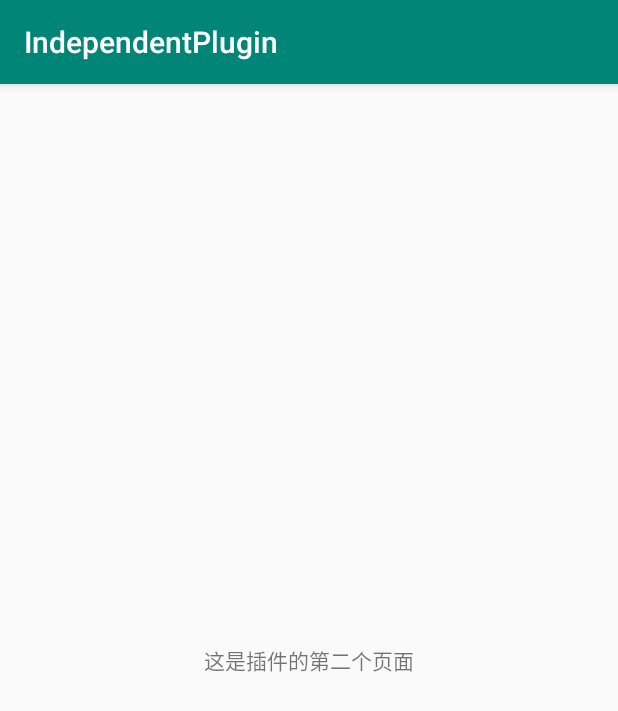
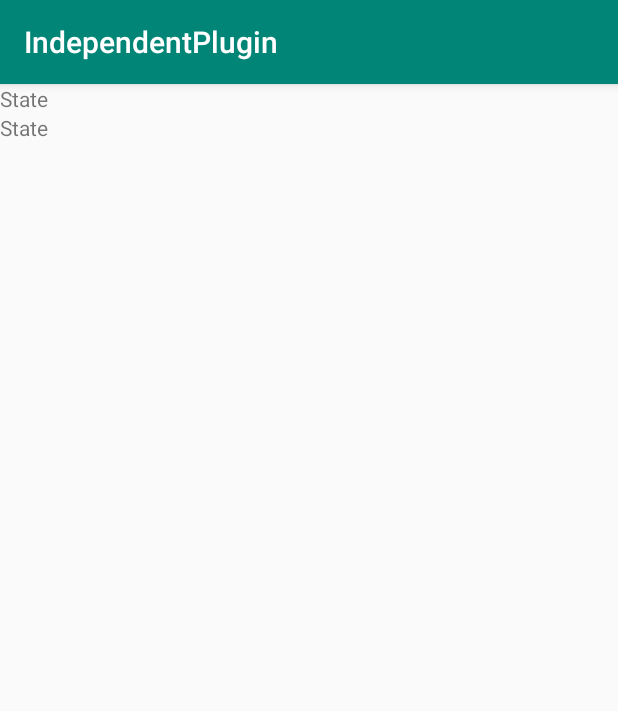
Before and after one commit to IaMJamesHuang/BePlugin, an Android app: the Plugin2Activity screen opened directly, with no data from a screen before it, on a phone screen of 412 x 824 dp. Shown: the top 711 px of the screen. Run offline under Robolectric (Android 15) with nearby library versions, the phone set to English and light mode, and no system bars.

```diff
--- a/beplugincore/src/main/java/com/kt/james/beplugincore/PluginContextTheme.java
+++ b/beplugincore/src/main/java/com/kt/james/beplugincore/PluginContextTheme.java
@@ -113,9 +113,15 @@ public class PluginContextTheme extends PluginBaseContextWrapper {
         return BePluginGlobal.getHostApplication().getPackageName();
     }
 
+    //这里如果返回插件本身的application，在进行某些跨进程调用的时候
+    //会使用这里获取的Application实例获取包名
+    //通过Parcel传递数据会使用包名验证，如果不是和当前进程同一个包名会打印出 java.lang.SecurityException
+    //但是Parcel并不会抛出异常，只是会打印出堆栈信息
+    //见Parcel.readException
     @Override
     public Context getApplicationContext() {
-        return mPluginApplication;
+//        return mPluginApplication;
+        return BePluginGlobal.getHostApplication().getApplicationContext();
     }
 
     @Override
--- a/beplugincore/src/main/java/com/kt/james/beplugincore/wrapper/PluginInstrumentationWrapper.java
+++ b/beplugincore/src/main/java/com/kt/james/beplugincore/wrapper/PluginInstrumentationWrapper.java
@@ -19,6 +19,7 @@ import com.kt.james.beplugincore.PluginLoader;
 import com.kt.james.beplugincore.android.HackInstrumentation;
 import com.kt.james.beplugincore.content.PluginInfo;
 import com.kt.james.beplugincore.manager.PluginManagerProviderClient;
+import com.kt.james.beplugincore.util.LogUtil;
 import com.kt.james.beplugincore.util.ProcessUtil;
 
 import java.util.Iterator;
--- a/independentplugin/src/main/java/com/kt/james/independentplugin/Plugin2Activity.java
+++ b/independentplugin/src/main/java/com/kt/james/independentplugin/Plugin2Activity.java
@@ -3,6 +3,8 @@ package com.kt.james.independentplugin;
 import android.os.Bundle;
 import android.support.annotation.Nullable;
 import android.support.v7.app.AppCompatActivity;
+import android.widget.LinearLayout;
+import android.widget.TextView;
 
 /**
  * author: James
@@ -15,5 +17,12 @@ public class Plugin2Activity extends AppCompatActivity {
     protected void onCreate(@Nullable Bundle savedInstanceState) {
         super.onCreate(savedInstanceState);
         setContentView(R.layout.activity_plugin2);
+        TextView tv = findViewById(R.id.tv_text);
+        String thing = getClassLoader().getClass().getSimpleName();
+        tv.setText(thing);
+        TextView textView = new TextView(this);
+        textView.setText(thing);
+        LinearLayout layout = findViewById(R.id.ll_container);
+        layout.addView(textView);
     }
 }
--- a/independentplugin/src/main/res/layout/activity_plugin2.xml
+++ b/independentplugin/src/main/res/layout/activity_plugin2.xml
@@ -1,12 +1,14 @@
 <?xml version="1.0" encoding="utf-8"?>
-<RelativeLayout
+<LinearLayout
+    android:id="@+id/ll_container"
+    android:orientation="vertical"
     xmlns:android="http://schemas.android.com/apk/res/android" android:layout_width="match_parent"
     android:layout_height="match_parent">
 
     <TextView
-        android:layout_centerInParent="true"
+        android:id="@+id/tv_text"
         android:text="这是插件的第二个页面"
         android:layout_width="wrap_content"
         android:layout_height="wrap_content" />
 
-</RelativeLayout>
+</LinearLayout>
```
Also changed, not shown: 2 other files.
